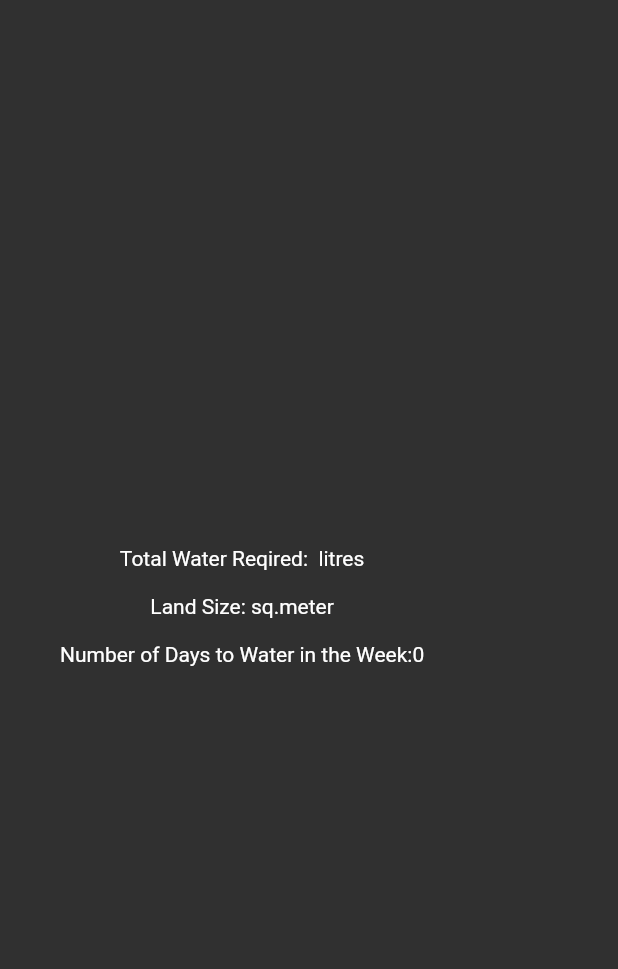
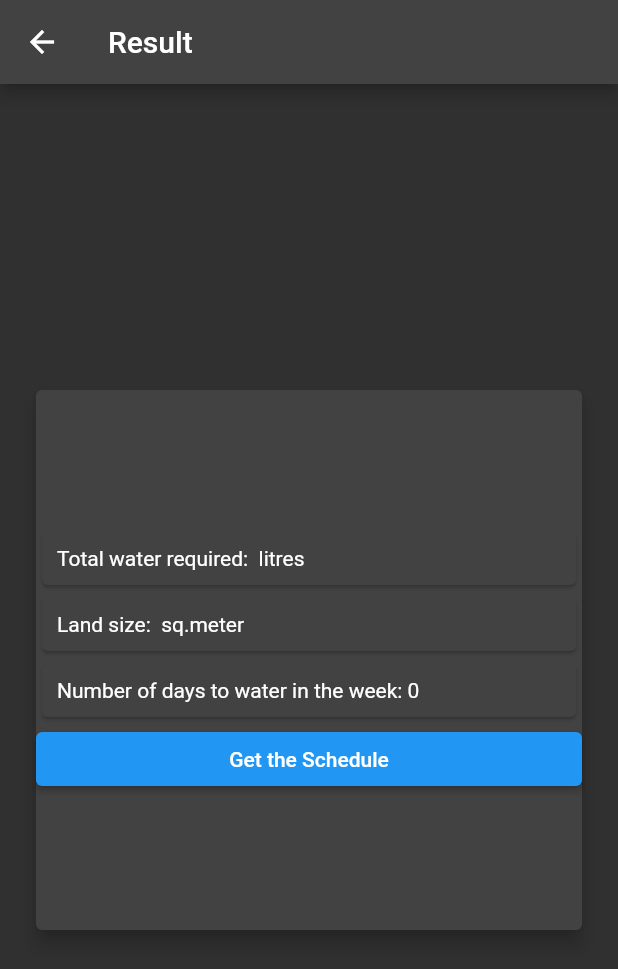
Before and after one commit to himanshuneb/irrigate-it, a Flutter app: the Irrinfo screen opened directly, on a phone screen of 412 x 824 dp. Shown: the top 969 px of the screen. Run offline on Flutter 3.47's test engine with Material 2 defaults, Android fonts, the phone set to English and light mode, and no system bars; our stand-ins replace geolocator; network calls fail.

Commit message:
Minor changes

```diff
--- a/digivill/lib/afterlogin.dart
+++ b/digivill/lib/afterlogin.dart
@@ -79,6 +79,9 @@ class InformationState extends State<Information> {
   @override
   Widget build(BuildContext context) {
     return Scaffold(
+      appBar: AppBar(
+        title: Text('Data input'),
+      ),
       body: Container(
         child: Padding(
             padding: const EdgeInsets.all(10),
@@ -94,12 +97,13 @@ class InformationState extends State<Information> {
                   ),
                 ),
                 Container(
-                    alignment: Alignment.center,
-                    padding: const EdgeInsets.all(10),
-                    child: const Text(
-                      'ENTER DATA',
-                      style: TextStyle(fontSize: 20),
-                    )),
+                  alignment: Alignment.center,
+                  padding: const EdgeInsets.all(10),
+                  // child: const Text(
+                  //   'Data input',
+                  //   style: TextStyle(fontSize: 20),
+                  // )
+                ),
                 Container(
                     height: 50,
                     padding: const EdgeInsets.fromLTRB(10, 0, 10, 10),
@@ -119,7 +123,7 @@ class InformationState extends State<Information> {
                   child: TextField(
                     decoration: const InputDecoration(
                       border: OutlineInputBorder(),
-                      labelText: 'Enter Land Size(in msq.)',
+                      labelText: 'Enter Land Size(in sq. m)',
                     ),
                     controller: landSize,
                     keyboardType: TextInputType.number,
@@ -147,7 +151,7 @@ class InformationState extends State<Information> {
                       return DropdownMenuItem<String>(
                         value: value,
                         child: Text(value +
-                            "                                                                          "),
+                            "                                                                                   "),
                       );
                     }).toList(),
                   ),
@@ -174,7 +178,7 @@ class InformationState extends State<Information> {
                       return DropdownMenuItem<String>(
                         value: value,
                         child: Text(value +
-                            "                                                                       "),
+                            "                                                                                "),
                       );
                     }).toList(),
                   ),
--- a/digivill/lib/irrinfo.dart
+++ b/digivill/lib/irrinfo.dart
@@ -13,24 +13,46 @@ class IrrinfoState extends State<Irrinfo> {
   @override
   Widget build(BuildContext context) {
     return Scaffold(
+      appBar: AppBar(
+        title: Text('Result'),
+      ),
       body: Container(
-          padding: EdgeInsets.all(40),
+          padding: EdgeInsets.fromLTRB(20, 200, 20, 200),
+          child: Card(
+            //  shape: ShapeDecoration()
+            elevation: 5,
             child: Container(
               child: Column(
                 mainAxisAlignment: MainAxisAlignment.center,
+                crossAxisAlignment: CrossAxisAlignment.stretch,
                 children: <Widget>[
-                Text("Total Water Reqired: " +
+                  Card(
+                    child: Container(
+                      padding: EdgeInsets.all(10),
+                      child: Text("Total water required: " +
                           InformationState.watereq +
-                    " litres" +
-                    "\n"),
-                Text("Land Size:" +
+                          " litres"),
+                    ),
+                  ),
+                  Card(
+                    child: Container(
+                      padding: EdgeInsets.all(10),
+                      child: Text("Land size: " +
                           InformationState.landSize.text +
-                    " sq.meter" +
-                    "\n"),
-                Text("Number of Days to Water in the Week:" +
-                    WaterdayState.fucheck().toString() +
-                    "\n"),
+                          " sq.meter"),
+                    ),
+                  ),
+                  Card(
+                    child: Container(
+                      padding: EdgeInsets.all(10),
+                      child: Text("Number of days to water in the week: " +
+                          WaterdayState.fucheck().toString()),
+                    ),
+                  ),
+                  ElevatedButton(
+                      onPressed: () {}, child: Text("Get the Schedule")),
                 ],
+              ),
             ),
           )),
     );
--- a/digivill/lib/waterday.dart
+++ b/digivill/lib/waterday.dart
@@ -20,7 +20,7 @@ class WaterdayState extends State<Waterday> {
     "Saturday",
     "Sunday"
   ];
-  String _title = "Day to Irrigate";
+  String _title = "Days to irrigate";
   static int checkdata = 0;
   static int fucheck() {
     return checkdata;
@@ -42,6 +42,7 @@ class WaterdayState extends State<Waterday> {
                 return ListTile(
                   title: Text(days[index]),
                   trailing: Checkbox(
+                      activeColor: Colors.blue,
                       onChanged: (checked) {
                         setState(
                           () {
```
Lines whose indentation alone changed are shown as unchanged.
